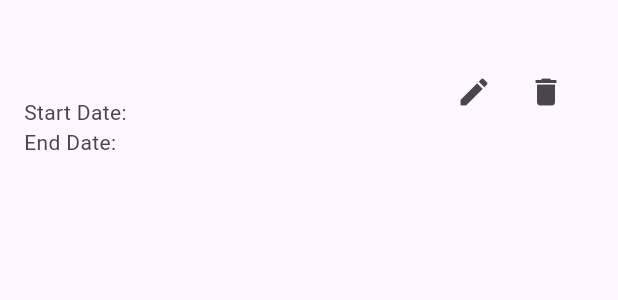
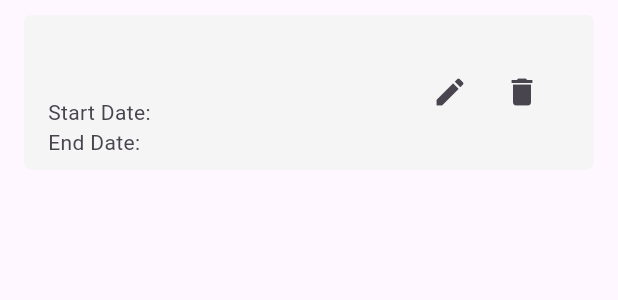
Before and after one commit to Hidayattullah/porto_cv, a Flutter app: the ExperienceListItem widget shown alone on an empty page, opened directly with empty values, on a phone screen of 412 x 824 dp. Shown: the top 300 px of the screen. Run offline on Flutter 3.47's test engine with Material 3 defaults, Android fonts, the phone set to English and light mode, and no system bars; our stand-ins replace cloud_firestore, equatable, firebase_auth, firebase_core, flutter_bloc, flutter_sticky_header and 1 more; accounts and stored records are empty; statements that could not run were skipped.

Commit message:
dekorasi pada box itemnya

```diff
--- a/lib/presentation/pages/experience/experience_list_item.dart
+++ b/lib/presentation/pages/experience/experience_list_item.dart
@@ -5,10 +5,17 @@ import '../../../domain/entities/experience_entity.dart';
 import '../../cubits/experience/experience_cubit.dart';
 import 'experience_update.dart';
 
-class ExperienceListItem extends StatelessWidget {
+class ExperienceListItem extends StatefulWidget {
   final ExperienceEntity experience;
 
   const ExperienceListItem({required this.experience, super.key});
+
+  @override
+  _ExperienceListItemState createState() => _ExperienceListItemState();
+}
+
+class _ExperienceListItemState extends State<ExperienceListItem> {
+  bool _isHovering = false;
 
   @override
   Widget build(BuildContext context) {
@@ -16,17 +23,38 @@ class ExperienceListItem extends StatelessWidget {
     final user = auth.currentUser;
 
     // Gunakan nilai string langsung dari entity, atau gunakan nilai default jika null
-    final String startDate = experience.startDate;
-    final String endDate = experience.endDate;
+    final String startDate = widget.experience.startDate;
+    final String endDate = widget.experience.endDate;
 
-    return Padding(
-      padding: const EdgeInsets.symmetric(vertical: 10.0),
+    return MouseRegion(
+      onEnter: (_) => setState(() {
+        _isHovering = true;
+      }),
+      onExit: (_) => setState(() {
+        _isHovering = false;
+      }),
+      child: AnimatedContainer(
+        duration: const Duration(milliseconds: 200),
+        margin: const EdgeInsets.symmetric(vertical: 10, horizontal: 16),
+        decoration: BoxDecoration(
+          color: _isHovering ? Colors.white : Colors.grey[100], // Warna berubah saat hover
+          borderRadius: BorderRadius.circular(5),
+          boxShadow: _isHovering
+              ? [
+                  BoxShadow(
+                    color: Colors.black.withOpacity(0.3), // Bayangan saat hover
+                    blurRadius: 10,
+                    offset: const Offset(0, 4),
+                  ),
+                ]
+              : [], // Tidak ada bayangan saat tidak hover
+        ),
         child: ListTile(
           onTap: () {
-          // Example: Navigator.pushNamed(context, '/experienceDetail', arguments: experience);
+            // Example: Navigator.pushNamed(context, '/experienceDetail', arguments: widget.experience);
           },
           title: Text(
-          experience.title,
+            widget.experience.title,
             style: const TextStyle(
               fontSize: 18,
               fontWeight: FontWeight.bold,
@@ -34,7 +62,7 @@ class ExperienceListItem extends StatelessWidget {
             ),
           ),
           subtitle: Text(
-          "${experience.description}\n"
+            "${widget.experience.description}\n"
             "Start Date: $startDate\n"
             "End Date: $endDate",
           ),
@@ -48,7 +76,7 @@ class ExperienceListItem extends StatelessWidget {
                         showDialog(
                           context: context,
                           builder: (context) => ExperienceListUpdate(
-                          experience: experience,
+                            experience: widget.experience,
                           ),
                         );
                       },
@@ -56,13 +84,14 @@ class ExperienceListItem extends StatelessWidget {
                     IconButton(
                       icon: const Icon(Icons.delete),
                       onPressed: () {
-                      context.read<ExperienceCubit>().deleteExistingExperience(experience.id);
+                        context.read<ExperienceCubit>().deleteExistingExperience(widget.experience.id);
                       },
                     ),
                   ],
                 )
               : null,
         ),
+      ),
     );
   }
 }
```
Also changed, not shown: lib/presentation/pages/experience/experience_body.dart (+1 -16 lines), lib/presentation/pages/project/project_list_item.dart (+15 -32 lines). Lines whose indentation alone changed are shown as unchanged.
